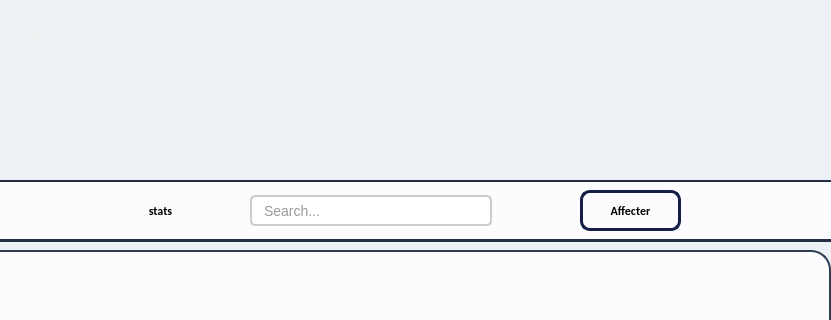
Old version of the form equipment.ui in the repository HyperDarkmoon/TVEmpire; both pictures show x 460 to 1291 and y 0 to 320 of the 1479 by 745 pixel window.
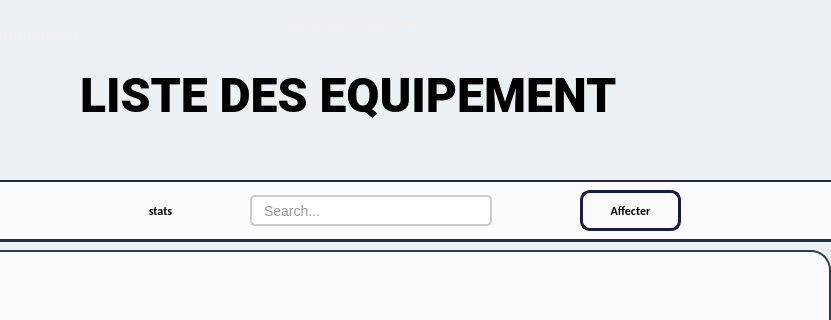
New version of the form. Icons and pictures are not drawn.

```diff
--- a/equipment.ui
+++ b/equipment.ui
@@ -1874,6 +1874,27 @@
      </rect>
     </property>
    </widget>
+   <widget class="QLabel" name="label_8">
+    <property name="geometry">
+     <rect>
+      <x>570</x>
+      <y>60</y>
+      <width>671</width>
+      <height>71</height>
+     </rect>
+    </property>
+    <property name="font">
+     <font>
+      <family>Roboto Black</family>
+      <pointsize>36</pointsize>
+      <weight>75</weight>
+      <bold>true</bold>
+     </font>
+    </property>
+    <property name="text">
+     <string>LISTE DES EQUIPEMENT</string>
+    </property>
+   </widget>
    <zorder>widget_3</zorder>
    <zorder>Label</zorder>
    <zorder>Labelequipment</zorder>
```
Left out of the diff: 9 changed lines with no effect on the pictures.
